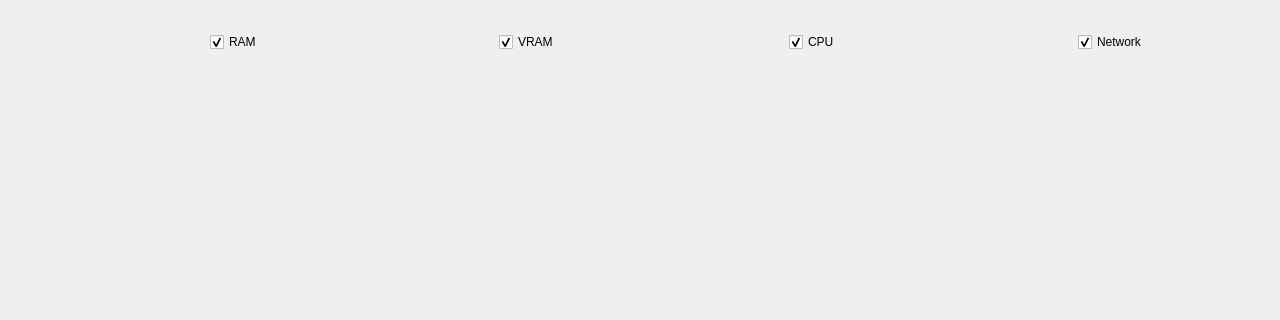
Above: mainwindow.ui from oracl12/globalHometask2_2 before the change; both pictures show x 0 to 1280 and y 0 to 320 of the 1280 by 720 pixel window. Below: the same form after it.
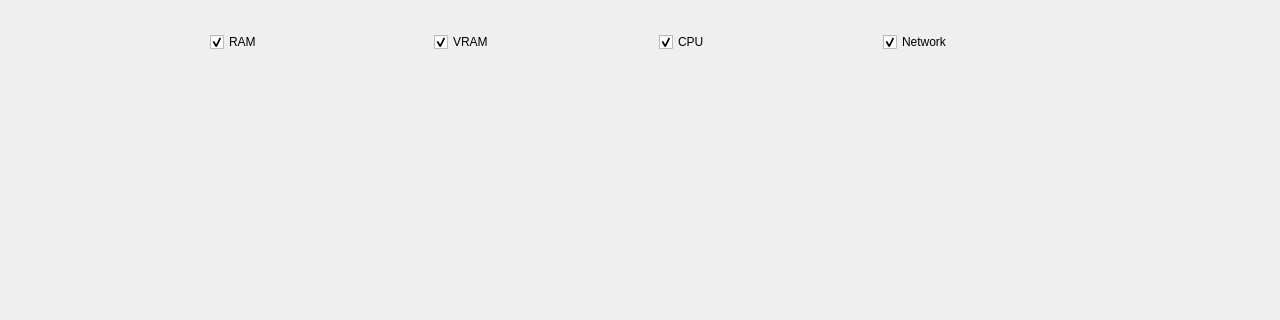
That is the form after the change.

What changed in the file:
```diff
--- a/mainwindow.ui
+++ b/mainwindow.ui
@@ -29,7 +29,7 @@
      <rect>
       <x>210</x>
       <y>30</y>
-      <width>1151</width>
+      <width>891</width>
       <height>24</height>
      </rect>
     </property>
```
